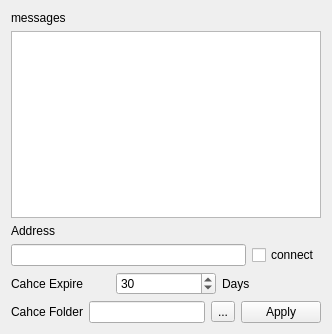
Before: the Qt Designer form qtviewer_planetosm/osmtiles/layer_tiles_page.ui in gxfgithub/mercator.qtviewer, drawn with Qt 5.
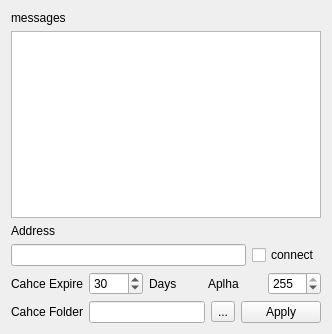
After: the same form once the commit is applied. Icons and pictures are not drawn.

Commit message:
enable multi-tiles layer support . ------------------------------------ 1.declare multi tile layers in ini file: [tiles] name0=OSM name1=google name2=bing
2.set tile server addresses, Image Alpha Channel in UI

What changed in the file:
```diff
--- a/qtviewer_planetosm/osmtiles/layer_tiles_page.ui
+++ b/qtviewer_planetosm/osmtiles/layer_tiles_page.ui
@@ -84,6 +84,23 @@
        </property>
       </widget>
      </item>
+     <item>
+      <widget class="QLabel" name="label_QTV_6">
+       <property name="text">
+        <string>Aplha</string>
+       </property>
+      </widget>
+     </item>
+     <item>
+      <widget class="QSpinBox" name="spinBox_QTV_Alpha">
+       <property name="maximum">
+        <number>255</number>
+       </property>
+       <property name="value">
+        <number>255</number>
+       </property>
+      </widget>
+     </item>
     </layout>
    </item>
    <item>
```
The commit also changes 5 other files.
